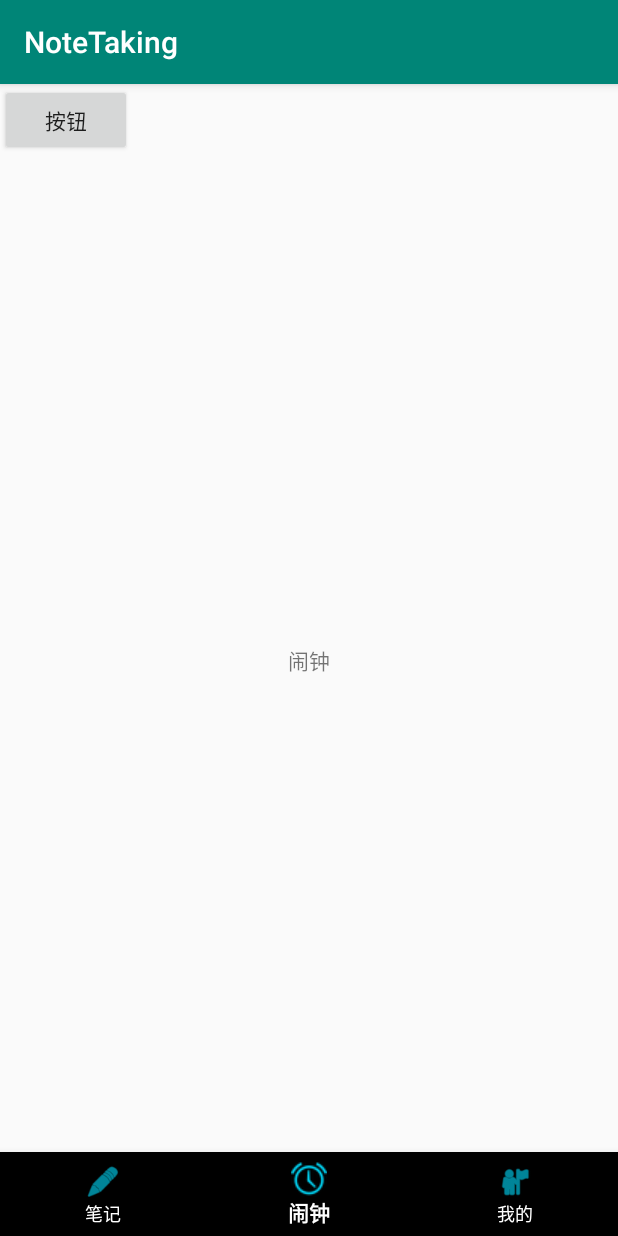
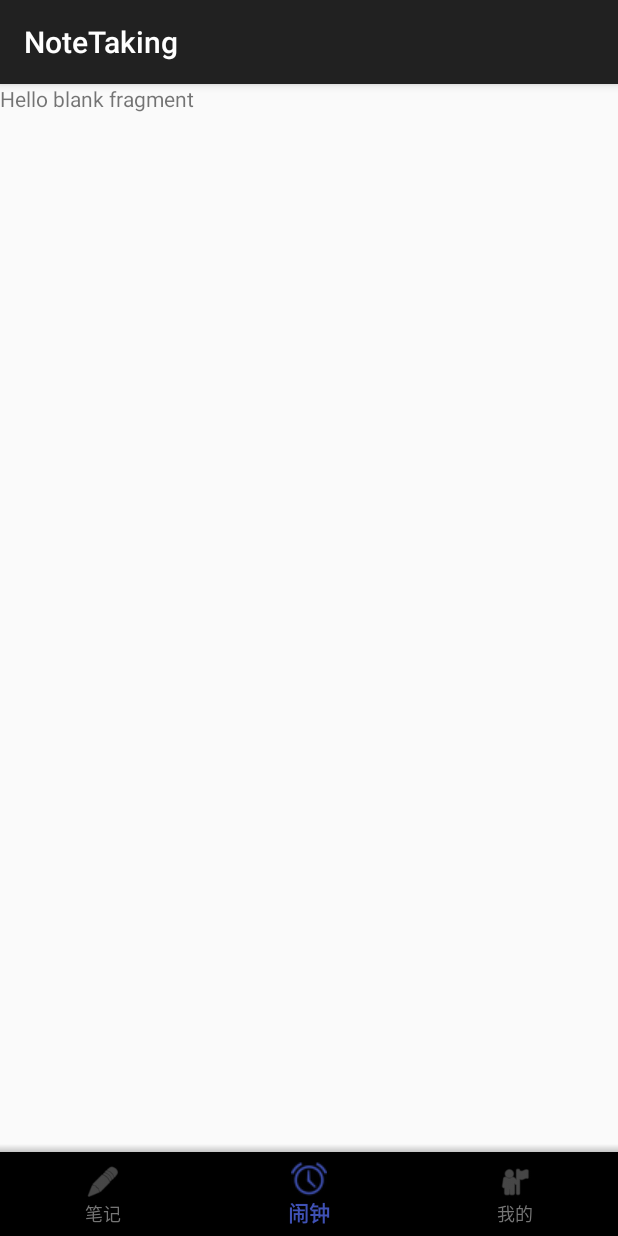
Before and after one commit to MomokoW/NoteTaking, an Android app: the screen it shows after launch (MainActivity), item 2 of the bottom bar chosen, on a phone screen of 412 x 824 dp. Run offline under Robolectric (Android 15) with nearby library versions, the light colour scheme and no system bars.

Commit message:
本次提交创建了底部导航栏，实现了ViewPager的页面切换，同时每个界面嵌入fragment作为显示页

```diff
--- a/app/build.gradle
+++ b/app/build.gradle
@@ -22,6 +22,8 @@ dependencies {
     implementation fileTree(dir: 'libs', include: ['*.jar'])
     implementation 'com.android.support:appcompat-v7:28.0.0'
     implementation 'com.android.support.constraint:constraint-layout:1.1.3'
+    implementation 'com.android.support:support-v4:28.0.0'
+    implementation 'com.android.support:recyclerview-v7:28.0.0'
     testImplementation 'junit:junit:4.12'
     androidTestImplementation 'com.android.support.test:runner:1.0.2'
     androidTestImplementation 'com.android.support.test.espresso:espresso-core:3.0.2'
--- a/app/src/main/AndroidManifest.xml
+++ b/app/src/main/AndroidManifest.xml
@@ -4,9 +4,8 @@
 
     <application
         android:allowBackup="true"
-        android:icon="@mipmap/ic_launcher"
+        android:icon="@mipmap/icon_launcher"
         android:label="@string/app_name"
-        android:roundIcon="@mipmap/ic_launcher_round"
         android:supportsRtl="true"
         android:theme="@style/AppTheme">
         <activity android:name=".Activity.MainActivity">
--- a/app/src/main/java/com/example/notes/notetaking/Activity/MainActivity.java
+++ b/app/src/main/java/com/example/notes/notetaking/Activity/MainActivity.java
@@ -1,36 +1,100 @@
 package com.example.notes.notetaking.Activity;
 
+import android.os.Bundle;
 import android.support.annotation.NonNull;
 import android.support.design.widget.BottomNavigationView;
+import android.support.v4.view.ViewPager;
 import android.support.v7.app.AppCompatActivity;
-import android.os.Bundle;
 import android.view.MenuItem;
 import android.widget.TextView;
 
+import com.example.notes.notetaking.Adapter.MyFragmentPagerAdapter;
 import com.example.notes.notetaking.R;
 
-public class MainActivity extends AppCompatActivity {
-    private TextView textView;
-    private BottomNavigationView navigationView;
+public class MainActivity extends AppCompatActivity implements
+        ViewPager.OnPageChangeListener,BottomNavigationView.OnNavigationItemSelectedListener {
+
+    //UI Objects
+
+    private ViewPager vpager;
+
+    private BottomNavigationView bottomNavigationView;
+    private MenuItem menuItem;
+    private MyFragmentPagerAdapter mAdapter;
+
+    //几个代表页面的常量
+    public static final int PAGE_ONE = 0;
+    public static final int PAGE_TWO = 1;
+    public static final int PAGE_THREE = 2;
+
 
     @Override
     protected void onCreate(Bundle savedInstanceState) {
         super.onCreate(savedInstanceState);
         setContentView(R.layout.activity_main);
+        mAdapter = new MyFragmentPagerAdapter(getSupportFragmentManager());
+        //初始化界面控件
+        bindViews();
+    }
 
-        textView = (TextView) findViewById(R.id.text);
-        navigationView = (BottomNavigationView) findViewById(R.id.navigation);
+    private void bindViews() {
+        bottomNavigationView = (BottomNavigationView) findViewById(R.id.bottom_navigation);
+        bottomNavigationView.setOnNavigationItemSelectedListener(this);
+        vpager = (ViewPager) findViewById(R.id.vpager);
+        vpager.setAdapter(mAdapter);
+        vpager.setCurrentItem(0);
+        vpager.addOnPageChangeListener(this);
+    }
 
-        //选中条目的监听事件
-        navigationView.setOnNavigationItemSelectedListener(
-                new BottomNavigationView.OnNavigationItemSelectedListener() {
-                    @Override
-                    public boolean onNavigationItemSelected(@NonNull MenuItem menuItem) {
-                        textView.setText(menuItem.getTitle().toString());
-                        return true;
-                    }
-                }
-        );
+    @Override
+    public boolean onNavigationItemSelected(@NonNull MenuItem item) {
+        switch (item.getItemId()) {
+            case R.id.Notes:
+                vpager.setCurrentItem(PAGE_ONE);
+                break;
+            case R.id.Alarms:
+                vpager.setCurrentItem(PAGE_TWO);
+                break;
+            case R.id.Mine:
+                vpager.setCurrentItem(PAGE_THREE);
+                break;
+        }
+        return false;
+    }
 
+    @Override
+    public void onPageScrolled(int position, float positionOffset, int positionOffsetPixels) {
+    }
+
+    @Override
+    public void onPageSelected(int position) {
+        if (menuItem != null) {
+            menuItem.setChecked(false);
+        } else {
+            bottomNavigationView.getMenu().getItem(0).setChecked(false);
+        }
+        menuItem = bottomNavigationView.getMenu().getItem(position);
+        menuItem.setChecked(true);
+    }
+
+    @Override
+    public void onPageScrollStateChanged(int state) {
+        //state的状态有三个，0表示什么都没做，1正在滑动，2滑动完毕
+        if (state == 2) {
+            switch (vpager.getCurrentItem()) {
+                case PAGE_ONE:
+                    menuItem = bottomNavigationView.getMenu().getItem(PAGE_ONE);
+                    menuItem.setChecked(true);
+                    break;
+                case PAGE_TWO:
+                    menuItem = bottomNavigationView.getMenu().getItem(PAGE_TWO);
+                    menuItem.setChecked(true);
+                    break;
+                case PAGE_THREE:
+                    menuItem = bottomNavigationView.getMenu().getItem(PAGE_THREE);
+                    menuItem.setChecked(true);
+                    break;
+            }
+        }
     }
 }
--- a/app/src/main/java/com/example/notes/notetaking/Adapter/AdapterDemo.java
+++ /dev/null
@@ -1,4 +0,0 @@
-package com.example.notes.notetaking.Adapter;
-
-public class AdapterDemo {
-}
--- /dev/null
+++ b/app/src/main/java/com/example/notes/notetaking/Adapter/MyFragmentPagerAdapter.java
@@ -0,0 +1,60 @@
+package com.example.notes.notetaking.Adapter;
+
+import android.support.annotation.NonNull;
+import android.support.v4.app.Fragment;
+import android.support.v4.app.FragmentManager;
+import android.support.v4.app.FragmentPagerAdapter;
+import android.view.ViewGroup;
+
+import com.example.notes.notetaking.Activity.MainActivity;
+import com.example.notes.notetaking.Fragment.AlarmsList;
+import com.example.notes.notetaking.Fragment.NotesList;
+import com.example.notes.notetaking.Fragment.Settings;
+
+public class MyFragmentPagerAdapter extends FragmentPagerAdapter {
+    private final int PAGER_COUNT = 3 ;
+    private NotesList myFragment1 = null;
+    private AlarmsList myFragment2 = null;
+    private Settings myFragment3 = null;
+
+    public MyFragmentPagerAdapter(FragmentManager fm) {
+        super(fm);
+        myFragment1 = new NotesList();
+        myFragment2 = new AlarmsList();
+        myFragment3 = new Settings();
+    }
+
+    @Override
+    public Fragment getItem(int i) {
+        Fragment fragment = null;
+        switch (i) {
+            case MainActivity.PAGE_ONE:
+                fragment = myFragment1;
+                break;
+            case MainActivity.PAGE_TWO:
+                fragment = myFragment2;
+                break;
+            case MainActivity.PAGE_THREE:
+                fragment = myFragment3;
+                break;
+        }
+        return fragment;
+    }
+
+    @NonNull
+    @Override
+    public Object instantiateItem(@NonNull ViewGroup container, int position) {
+        return super.instantiateItem(container, position);
+    }
+
+    @Override
+    public void destroyItem(@NonNull ViewGroup container, int position, @NonNull Object object) {
+        System.out.println("position Destory" + position);
+        super.destroyItem(container, position, object);
+    }
+
+    @Override
+    public int getCount() {
+        return PAGER_COUNT;
+    }
+}
--- /dev/null
+++ b/app/src/main/java/com/example/notes/notetaking/Fragment/AlarmsList.java
@@ -0,0 +1,32 @@
+package com.example.notes.notetaking.Fragment;
+
+
+import android.os.Bundle;
+import android.support.v4.app.Fragment;
+import android.view.LayoutInflater;
+import android.view.View;
+import android.view.ViewGroup;
+import android.widget.TextView;
+
+import com.example.notes.notetaking.R;
+
+/**
+ * A simple {@link Fragment} subclass.
+ */
+public class AlarmsList extends Fragment {
+
+
+    public AlarmsList() {
+        // Required empty public constructor
+    }
+
+
+    @Override
+    public View onCreateView(LayoutInflater inflater, ViewGroup container,
+                             Bundle savedInstanceState) {
+        TextView textView = new TextView(getActivity());
+        textView.setText(R.string.hello_blank_fragment);
+        return textView;
+    }
+
+}
--- /dev/null
+++ b/app/src/main/java/com/example/notes/notetaking/Fragment/NotesList.java
@@ -0,0 +1,32 @@
+package com.example.notes.notetaking.Fragment;
+
+
+import android.os.Bundle;
+import android.support.annotation.Nullable;
+import android.support.v4.app.Fragment;
+import android.view.LayoutInflater;
+import android.view.View;
+import android.view.ViewGroup;
+
+import com.example.notes.notetaking.R;
+
+/**
+ * A simple {@link Fragment} subclass.
+ */
+public class NotesList extends Fragment {
+
+
+    public NotesList() {
+        // Required empty public constructor
+    }
+
+
+    @Override
+    public View onCreateView(@Nullable LayoutInflater inflater, @Nullable ViewGroup container,
+                             Bundle savedInstanceState) {
+        View view = LayoutInflater.from(getActivity()).inflate(R.layout.activity_noteslist,null);
+        return view;
+
+    }
+
+}
--- /dev/null
+++ b/app/src/main/java/com/example/notes/notetaking/Fragment/Settings.java
@@ -0,0 +1,32 @@
+package com.example.notes.notetaking.Fragment;
+
+
+import android.os.Bundle;
+import android.support.v4.app.Fragment;
+import android.view.LayoutInflater;
+import android.view.View;
+import android.view.ViewGroup;
+import android.widget.TextView;
+
+import com.example.notes.notetaking.R;
+
+/**
+ * A simple {@link Fragment} subclass.
+ */
+public class Settings extends Fragment {
+
+
+    public Settings() {
+        // Required empty public constructor
+    }
+
+
+    @Override
+    public View onCreateView(LayoutInflater inflater, ViewGroup container,
+                             Bundle savedInstanceState) {
+        TextView textView = new TextView(getActivity());
+        textView.setText(R.string.hello_blank_fragment);
+        return textView;
+    }
+
+}
--- /dev/null
+++ b/app/src/main/res/drawable/bottom_navigation_selector.xml
@@ -0,0 +1,5 @@
+<?xml version="1.0" encoding="utf-8"?>
+<selector xmlns:android="http://schemas.android.com/apk/res/android">
+    <item android:color="@color/tab_checked" android:state_checked="true" />
+    <item android:color="@color/tab_unchecked" android:state_checked="false" />
+</selector>
--- /dev/null
+++ b/app/src/main/res/drawable/bottom_shadow.xml
@@ -0,0 +1,10 @@
+<?xml version="1.0" encoding="utf-8"?>
+<shape xmlns:android="http://schemas.android.com/apk/res/android"
+    android:shape="rectangle">
+    <gradient
+        android:angle="90"
+        android:endColor="#0000"
+        android:startColor="#30000000"
+        android:type="linear"/>
+
+</shape>
--- a/app/src/main/res/layout/activity_main.xml
+++ b/app/src/main/res/layout/activity_main.xml
@@ -1,32 +1,31 @@
-<?xml version="1.0" encoding="utf-8"?>
 <RelativeLayout xmlns:android="http://schemas.android.com/apk/res/android"
-    xmlns:app="http://schemas.android.com/apk/res-auto"
     xmlns:tools="http://schemas.android.com/tools"
     android:layout_width="match_parent"
     android:layout_height="match_parent"
+    xmlns:app="http://schemas.android.com/apk/res-auto"
     tools:context=".Activity.MainActivity">
 
-    <TextView
-        android:id="@+id/text"
-        android:layout_width="wrap_content"
-        android:layout_height="wrap_content"
-        android:text="演示内容"
-        android:layout_centerInParent="true" />
 
-
-    <Button
-        android:layout_width="wrap_content"
-        android:layout_height="wrap_content"
-        android:text="按钮"/>
+    <android.support.v4.view.ViewPager
+        android:id="@+id/vpager"
+        android:layout_width="match_parent"
+        android:layout_height="match_parent"
+        android:layout_above="@id/bottom_navigation"/>
 
     <android.support.design.widget.BottomNavigationView
-        android:id="@+id/navigation"
+        android:id="@+id/bottom_navigation"
         android:layout_width="match_parent"
         android:layout_height="wrap_content"
         android:layout_alignParentBottom="true"
-        app:itemBackground="@android:color/black"
-        app:itemIconTint="@android:color/holo_blue_bright"
-        app:itemTextColor="@android:color/white"
-        app:menu="@menu/navigation"/>
+        app:itemIconTint="@drawable/bottom_navigation_selector"
+        app:itemTextColor="@drawable/bottom_navigation_selector"
+        app:menu="@menu/navigation" />
+    <!--app:itemIconTint="@drawable/bottom_navigation_selector"-->
+    <!--app:itemTextColor="@drawable/bottom_navigation_selector"-->
+    <View
+        android:layout_width="match_parent"
+        android:layout_height="5dp"
+        android:layout_above="@id/bottom_navigation"
+        android:background="@drawable/bottom_shadow" />
 
 </RelativeLayout>
--- /dev/null
+++ b/app/src/main/res/layout/activity_mine.xml
@@ -0,0 +1,6 @@
+<?xml version="1.0" encoding="utf-8"?>
+<LinearLayout xmlns:android="http://schemas.android.com/apk/res/android"
+    android:layout_width="match_parent"
+    android:layout_height="match_parent">
+
+</LinearLayout>
--- a/app/src/main/res/menu/navigation.xml
+++ b/app/src/main/res/menu/navigation.xml
@@ -3,14 +3,14 @@
     <item
         android:id="@+id/Notes"
         android:icon="@android:drawable/ic_menu_edit"
-        android:title="笔记" />
+        android:title="@string/tab_menu_notes"/>
     <item
         android:id="@+id/Alarms"
         android:icon="@android:drawable/ic_lock_idle_alarm"
-        android:title="闹钟" />
+        android:title="@string/tab_menu_alarm" />
     <item
         android:id="@+id/Mine"
         android:icon="@android:drawable/ic_menu_myplaces"
-        android:title="我的" />
+        android:title="@string/tab_menu_mine" />
 
 </menu>
--- /dev/null
+++ b/app/src/main/res/values/dimens.xml
@@ -0,0 +1,4 @@
+<?xml version="1.0" encoding="utf-8"?>
+<resources>
+    <dimen name="text_margin">16dp</dimen>
+</resources>
--- a/app/src/main/res/values/strings.xml
+++ b/app/src/main/res/values/strings.xml
@@ -1,3 +1,14 @@
 <resources>
     <string name="app_name">NoteTaking</string>
+    <string name="hello_world">Hello world!</string>
+    <string name="action_settings">Settings</string>
+
+
+    <string name="tab_menu_notes">笔记</string>
+    <string name="tab_menu_alarm">闹钟</string>
+    <string name="tab_menu_mine">我的</string>
+    <string name="tab_menu_setting">设置</string>
+
+    <!-- TODO: Remove or change this placeholder text -->
+    <string name="hello_blank_fragment">Hello blank fragment</string>
 </resources>
--- a/app/src/main/res/values/styles.xml
+++ b/app/src/main/res/values/styles.xml
@@ -3,9 +3,16 @@
     <!-- Base application theme. -->
     <style name="AppTheme" parent="Theme.AppCompat.Light.DarkActionBar">
         <!-- Customize your theme here. -->
-        <item name="colorPrimary">@color/colorPrimary</item>
-        <item name="colorPrimaryDark">@color/colorPrimaryDark</item>
-        <item name="colorAccent">@color/colorAccent</item>
+    </style>
+
+    <style name="tab_menu_item">
+        <item name="android:layout_width">0dp</item>
+        <item name="android:layout_weight">1</item>
+        <item name="android:layout_height">match_parent</item>
+        <item name="android:button">@null</item>
+        <item name="android:gravity">center</item>
+        <item name="android:paddingTop">3dp</item>
+        <item name="android:textSize">18sp</item>
     </style>
 
 </resources>
```
Also changed, not shown: app/src/main/res/layout/activity_noteslist.xml (added, +47 -0 lines), app/src/main/res/values/colors.xml (+16 -0 lines), app/src/main/res/mipmap-hdpi/icon_launcher.png (added).
